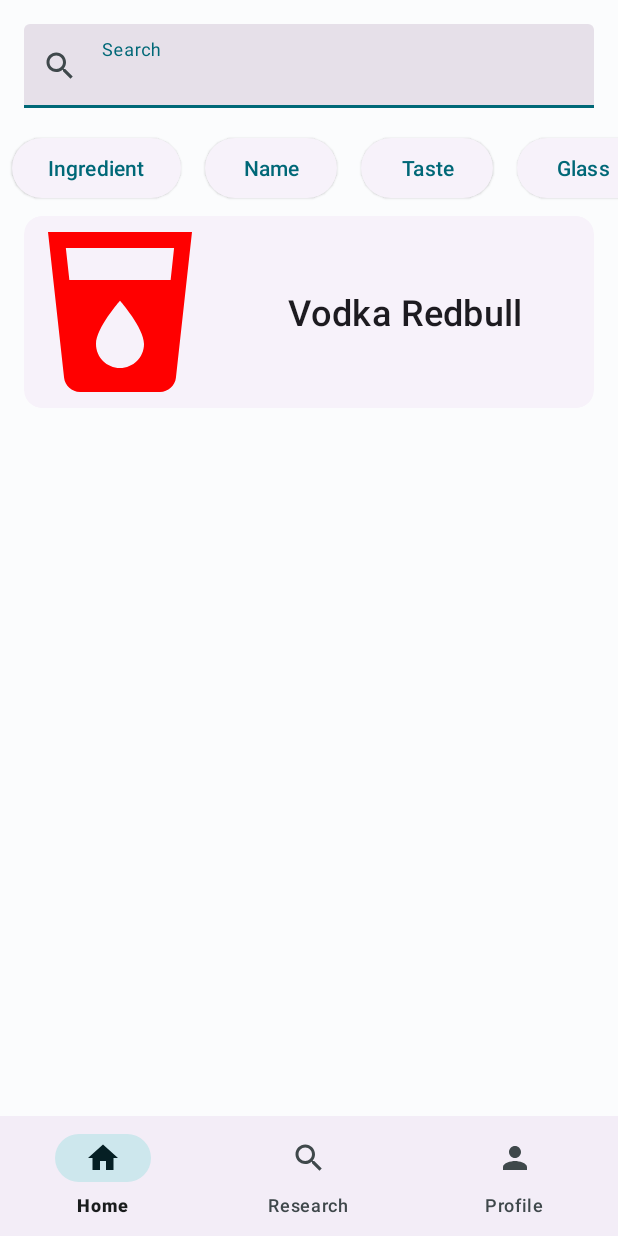
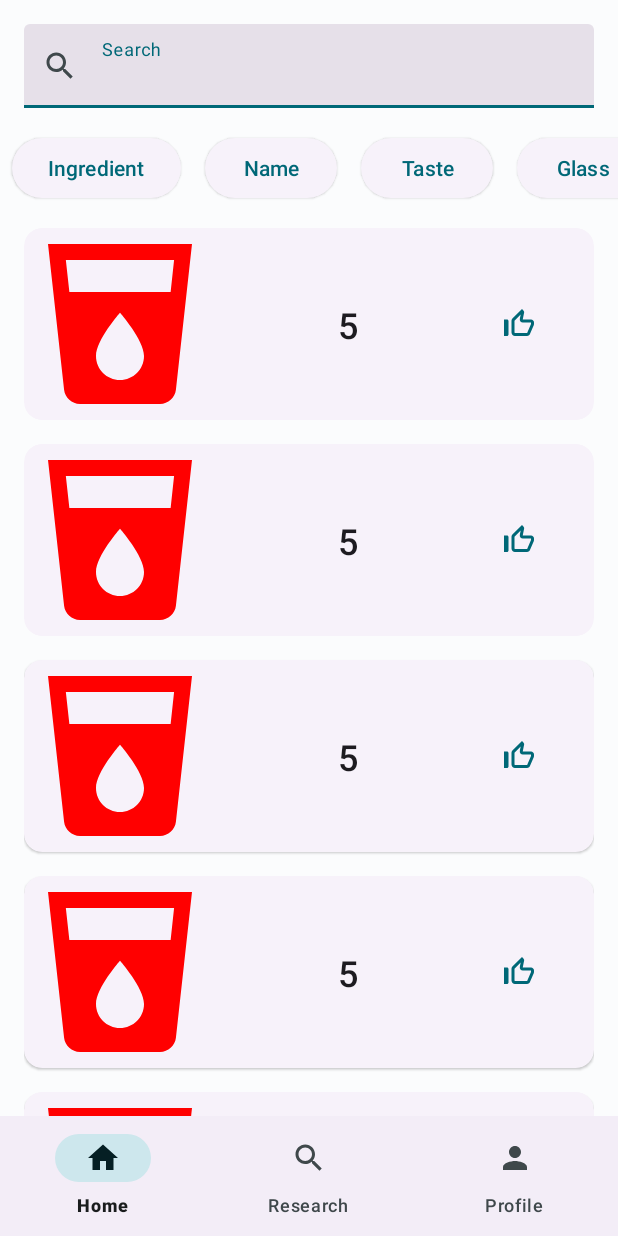
Before and after one commit to AndreaDAmicis22/WellDrinkAppAndroid, an Android app: the ResearchFragment screen opened through its navigation route, on a phone screen of 412 x 824 dp. Run offline under Robolectric (Android 15) with nearby library versions, the phone set to English and light mode, and no system bars; pictures from the network do not load.

Commit message:
Implementata recycler view

```diff
--- a/app/src/main/java/com/example/welldrink/ui/ResearchFragment.java
+++ b/app/src/main/java/com/example/welldrink/ui/ResearchFragment.java
@@ -2,13 +2,25 @@ package com.example.welldrink.ui;
 
 import android.os.Bundle;
 
+import androidx.annotation.NonNull;
+import androidx.annotation.Nullable;
 import androidx.fragment.app.Fragment;
+import androidx.recyclerview.widget.LinearLayoutManager;
+import androidx.recyclerview.widget.RecyclerView;
 
 import android.view.LayoutInflater;
 import android.view.View;
 import android.view.ViewGroup;
+import android.widget.ImageButton;
 
 import com.example.welldrink.R;
+import com.example.welldrink.adapter.DetailRecyclerViewAdapter;
+import com.example.welldrink.adapter.ProfileRecyclerViewAdapter;
+import com.example.welldrink.model.Drink;
+import com.example.welldrink.model.Ingredient;
+
+import java.util.ArrayList;
+import java.util.List;
 
 /**
  * A simple {@link Fragment} subclass.
@@ -60,7 +72,27 @@ public class ResearchFragment extends Fragment {
     @Override
     public View onCreateView(LayoutInflater inflater, ViewGroup container,
                              Bundle savedInstanceState) {
-        // Inflate the layout for this fragment
-        return inflater.inflate(R.layout.fragment_research, container, false);
+        View view = inflater.inflate(R.layout.fragment_research, container, false);
+
+
+        return view;
+    }
+
+
+    @Override
+    public void onViewCreated(@NonNull View view, @Nullable Bundle savedInstanceState) {
+        super.onViewCreated(view, savedInstanceState);
+        RecyclerView researchRecycleView = view.findViewById(R.id.research_rscv);
+
+        LinearLayoutManager linearLayoutManager = new LinearLayoutManager((requireContext()));
+        researchRecycleView.setLayoutManager(linearLayoutManager);
+
+        List<Drink> array = new ArrayList<>();
+        for (int i = 0; i < 1000; i++){
+            array.add(new Drink(i, Integer.toString(5),null, null, null));
+        }
+        ProfileRecyclerViewAdapter adapter = new ProfileRecyclerViewAdapter(array);
+        researchRecycleView.setAdapter(adapter);
+
     }
 }
--- a/app/src/main/res/layout/fragment_research.xml
+++ b/app/src/main/res/layout/fragment_research.xml
@@ -79,59 +79,14 @@
         </HorizontalScrollView>
     </ScrollView>
 
-    <ScrollView
-        android:id="@+id/research_scvResult"
+    <androidx.recyclerview.widget.RecyclerView
+        android:id="@+id/research_rscv"
         android:layout_width="0dp"
         android:layout_height="0dp"
         android:layout_marginTop="8dp"
         app:layout_constraintBottom_toBottomOf="parent"
         app:layout_constraintEnd_toStartOf="@+id/research_gdlEnd"
         app:layout_constraintStart_toStartOf="@+id/research_gdlBegin"
-        app:layout_constraintTop_toBottomOf="@+id/research_scvFilter">
-
-        <LinearLayout
-            android:layout_width="match_parent"
-            android:layout_height="wrap_content"
-            android:orientation="vertical">
-
-            <com.google.android.material.card.MaterialCardView
-                android:id="@+id/research_cardview"
-                style="?attr/materialCardViewElevatedStyle"
-                android:layout_width="match_parent"
-                android:layout_height="wrap_content">
-
-                <LinearLayout
-                    android:layout_width="match_parent"
-                    android:layout_height="match_parent"
-                    android:orientation="horizontal">
-
-                    <ImageView
-                        android:id="@+id/drink_small_img"
-                        android:layout_width="wrap_content"
-                        android:layout_height="wrap_content"
-                        android:contentDescription="@string/research_card_img"
-                        android:src="@drawable/ic_baseline_local_drink_128"
-                        tools:ignore="ImageContrastCheck" />
-
-                    <LinearLayout
-                        android:layout_width="match_parent"
-                        android:layout_height="match_parent"
-                        android:gravity="center_vertical"
-                        android:orientation="vertical">
-
-                        <TextView
-                            android:id="@+id/drink_small_txt"
-                            android:layout_width="match_parent"
-                            android:layout_height="wrap_content"
-                            android:gravity="center"
-                            android:text="@string/research_card1_txt"
-                            android:textAppearance="?attr/textAppearanceTitleMedium"
-                            android:textSize="24sp" />
-                    </LinearLayout>
-                </LinearLayout>
-
-            </com.google.android.material.card.MaterialCardView>
-        </LinearLayout>
-    </ScrollView>
+        app:layout_constraintTop_toBottomOf="@+id/research_scvFilter"/>
 
 </androidx.constraintlayout.widget.ConstraintLayout>
```
